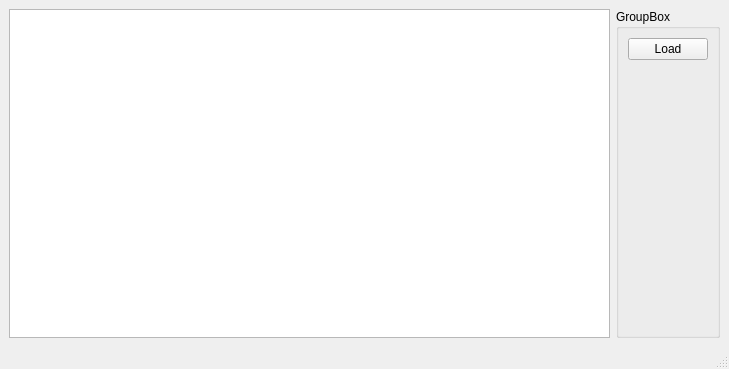
Before: the Qt Designer form mainwindow.ui in sad-one-glad-one/VoF-PLIC, drawn with Qt 5.
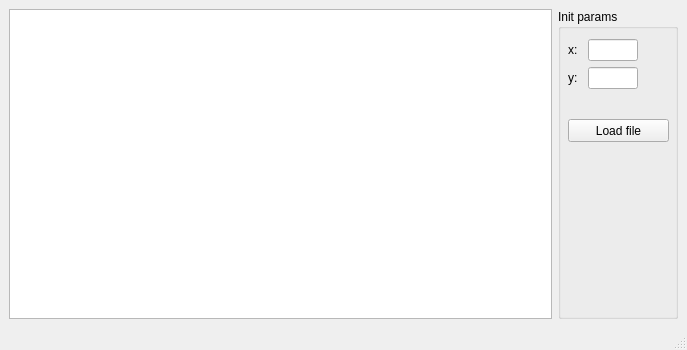
After: the same form once the commit is applied.

Commit message: added inputs, bind and validate them

```diff
--- a/mainwindow.ui
+++ b/mainwindow.ui
@@ -6,8 +6,8 @@
    <rect>
     <x>0</x>
     <y>0</y>
-    <width>729</width>
-    <height>369</height>
+    <width>687</width>
+    <height>350</height>
    </rect>
   </property>
   <property name="windowTitle">
@@ -15,33 +15,96 @@
   </property>
   <widget class="QWidget" name="centralwidget">
    <layout class="QGridLayout" name="gridLayout">
-    <item row="0" column="1">
+    <item row="0" column="0">
+     <widget class="QGraphicsView" name="graphicsView"/>
+    </item>
+    <item row="0" column="2">
      <widget class="QGroupBox" name="groupBox">
+      <property name="minimumSize">
+       <size>
+        <width>120</width>
+        <height>0</height>
+       </size>
+      </property>
       <property name="title">
-       <string>GroupBox</string>
+       <string>Init params</string>
       </property>
-      <layout class="QGridLayout" name="gridLayout_2">
-       <item row="0" column="0">
-        <widget class="QPushButton" name="pushButton">
-         <property name="text">
-          <string>Load</string>
-         </property>
-        </widget>
-       </item>
-       <item row="1" column="0">
-        <spacer name="verticalSpacer">
-         <property name="orientation">
-          <enum>Qt::Vertical</enum>
-         </property>
-         <property name="sizeHint" stdset="0">
-          <size>
-           <width>20</width>
-           <height>40</height>
-          </size>
-         </property>
-        </spacer>
-       </item>
-      </layout>
+      <widget class="QPushButton" name="load_button">
+       <property name="geometry">
+        <rect>
+         <x>10</x>
+         <y>110</y>
+         <width>101</width>
+         <height>23</height>
+        </rect>
+       </property>
+       <property name="text">
+        <string>Load file</string>
+       </property>
+      </widget>
+      <widget class="QWidget" name="">
+       <property name="geometry">
+        <rect>
+         <x>10</x>
+         <y>20</y>
+         <width>70</width>
+         <height>61</height>
+        </rect>
+       </property>
+       <layout class="QVBoxLayout" name="verticalLayout">
+        <item>
+         <layout class="QHBoxLayout" name="horizontalLayout">
+          <property name="topMargin">
+           <number>10</number>
+          </property>
+          <item>
+           <widget class="QLabel" name="label">
+            <property name="text">
+             <string>x:</string>
+            </property>
+           </widget>
+          </item>
+          <item>
+           <widget class="QLineEdit" name="input_x">
+            <property name="maximumSize">
+             <size>
+              <width>50</width>
+              <height>16777215</height>
+             </size>
+            </property>
+           </widget>
+          </item>
+         </layout>
+        </item>
+        <item>
+         <layout class="QHBoxLayout" name="horizontalLayout_2">
+          <item>
+           <widget class="QLabel" name="label_2">
+            <property name="maximumSize">
+             <size>
+              <width>50</width>
+              <height>16777215</height>
+             </size>
+            </property>
+            <property name="text">
+             <string>y:</string>
+            </property>
+           </widget>
+          </item>
+          <item>
+           <widget class="QLineEdit" name="input_y">
+            <property name="maximumSize">
+             <size>
+              <width>50</width>
+              <height>16777215</height>
+             </size>
+            </property>
+           </widget>
+          </item>
+         </layout>
+        </item>
+       </layout>
+      </widget>
      </widget>
     </item>
     <item row="0" column="0">
```
Left out of the diff: 5 changed lines with no effect on the pictures. The commit also changes 3 other files.
